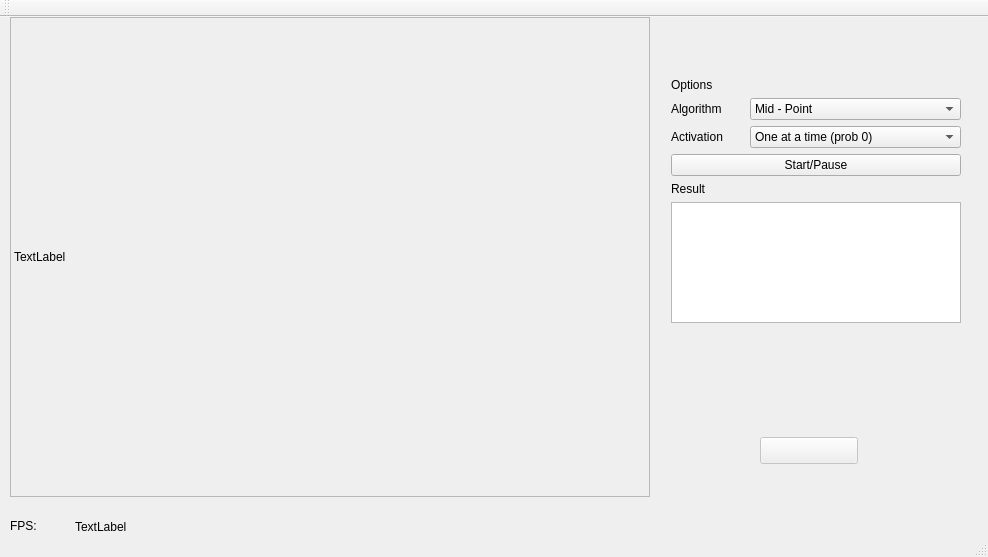
Before: the Qt Designer form epuck/mainwindow.ui in k29/epuck-main, drawn with Qt 5.
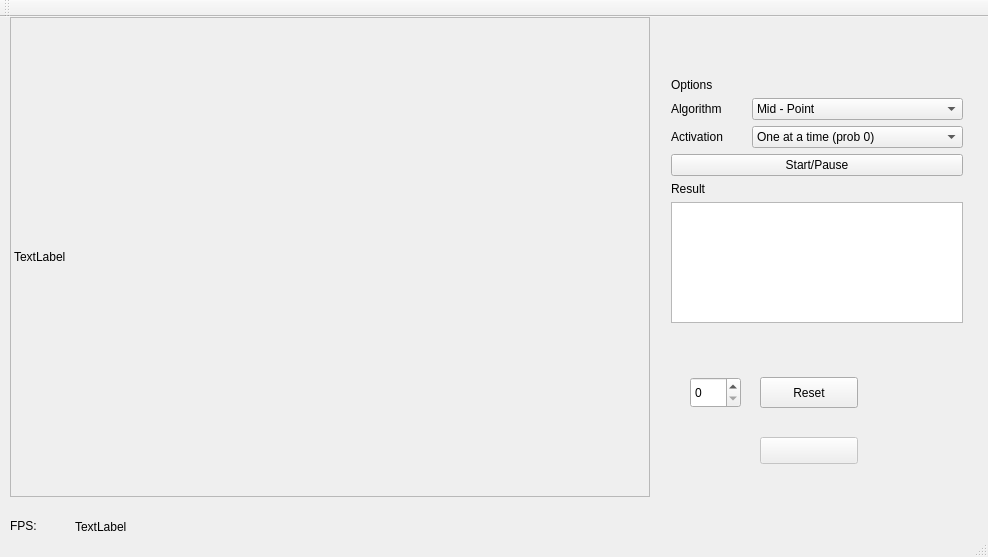
After: the same form once the commit is applied.

Diff of the .ui file:
```diff
--- a/epuck/mainwindow.ui
+++ b/epuck/mainwindow.ui
@@ -77,7 +77,7 @@
      <rect>
       <x>660</x>
       <y>50</y>
-      <width>312</width>
+      <width>314</width>
       <height>267</height>
      </rect>
     </property>
@@ -169,6 +169,29 @@
      </item>
     </layout>
    </widget>
+   <widget class="QPushButton" name="resetButton">
+    <property name="geometry">
+     <rect>
+      <x>760</x>
+      <y>360</y>
+      <width>98</width>
+      <height>31</height>
+     </rect>
+    </property>
+    <property name="text">
+     <string>Reset</string>
+    </property>
+   </widget>
+   <widget class="QSpinBox" name="configSpinBox">
+    <property name="geometry">
+     <rect>
+      <x>690</x>
+      <y>360</y>
+      <width>51</width>
+      <height>31</height>
+     </rect>
+    </property>
+   </widget>
   </widget>
   <widget class="QMenuBar" name="menuBar">
    <property name="geometry">
```
Left out of the diff: 11 changed lines with no effect on the pictures.
